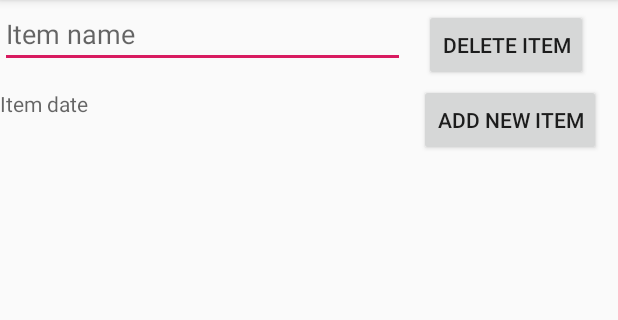
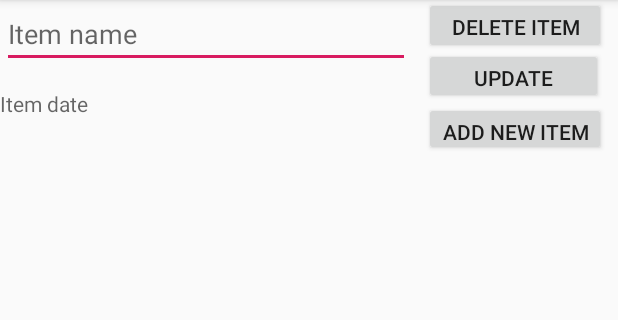
Before and after one commit to teodor20/FridgeAdvisor, an Android app: the ProductsList screen opened directly, with no data from a screen before it, on a phone screen of 412 x 824 dp, the part 84-404 px from its top. Run offline under Robolectric (Android 15) with nearby library versions, the phone set to English and light mode, and no system bars.

Commit message:
Added update button and reworked button onClickListeners to be more efficient

```diff
--- a/app/src/main/res/layout/activity_products_list.xml
+++ b/app/src/main/res/layout/activity_products_list.xml
@@ -7,14 +7,14 @@
     <Button
         android:id="@+id/BtnAdd"
         android:layout_width="wrap_content"
-        android:layout_height="wrap_content"
+        android:layout_height="36dp"
         android:layout_alignParentTop="true"
         android:layout_alignParentEnd="true"
         android:layout_alignParentRight="true"
-        android:layout_marginTop="56dp"
-        android:layout_marginEnd="11dp"
-        android:layout_marginRight="11dp"
-        android:text="Add New Item" />
+        android:layout_marginTop="68dp"
+        android:layout_marginEnd="8dp"
+        android:layout_marginRight="8dp"
+        android:text="@string/add_new_item" />
 
     <EditText
         android:id="@+id/EdtItemName"
@@ -27,7 +27,7 @@
         android:layout_toStartOf="@+id/BtnAdd"
         android:layout_toLeftOf="@+id/BtnAdd"
         android:ems="10"
-        android:hint="Item name"
+        android:hint="@string/item_name"
         android:inputType="textPersonName" />
 
     <TextView
@@ -37,7 +37,7 @@
         android:layout_below="@+id/EdtItemName"
         android:layout_marginTop="14dp"
         android:ems="10"
-        android:hint="Item date"
+        android:hint="@string/item_date"
         android:inputType="date" />
 
     <androidx.recyclerview.widget.RecyclerView
@@ -50,14 +50,26 @@
 
     <Button
         android:id="@+id/BtnDelete"
-        android:layout_width="wrap_content"
-        android:layout_height="wrap_content"
+        android:layout_width="121dp"
+        android:layout_height="38dp"
         android:layout_alignParentTop="true"
         android:layout_alignParentEnd="true"
         android:layout_alignParentRight="true"
-        android:layout_marginTop="6dp"
-        android:layout_marginEnd="20dp"
-        android:layout_marginRight="20dp"
-        android:text="Delete Item" />
+        android:layout_marginTop="-2dp"
+        android:layout_marginEnd="8dp"
+        android:layout_marginRight="8dp"
+        android:text="@string/delete_item" />
+
+    <Button
+        android:id="@+id/BtnUpdate"
+        android:layout_width="119dp"
+        android:layout_height="37dp"
+        android:layout_alignParentTop="true"
+        android:layout_alignParentEnd="true"
+        android:layout_alignParentRight="true"
+        android:layout_marginTop="32dp"
+        android:layout_marginEnd="10dp"
+        android:layout_marginRight="10dp"
+        android:text="@string/common_google_play_services_update_button" />
 
 </RelativeLayout>
--- a/app/src/main/res/values/strings.xml
+++ b/app/src/main/res/values/strings.xml
@@ -44,4 +44,8 @@
 
     <string name="category_recipes"> Choose Category </string>
     <string name="annoying_ad">Try Fridge World - The best grocery management app in the world!</string>
+    <string name="add_new_item">Add New Item</string>
+    <string name="item_name">Item name</string>
+    <string name="item_date">Item date</string>
+    <string name="delete_item">Delete Item</string>
 </resources>
```
Also changed, not shown: app/src/main/java/uk/ac/rgu/cwpartone/ProductsList.java (+48 -27 lines).
